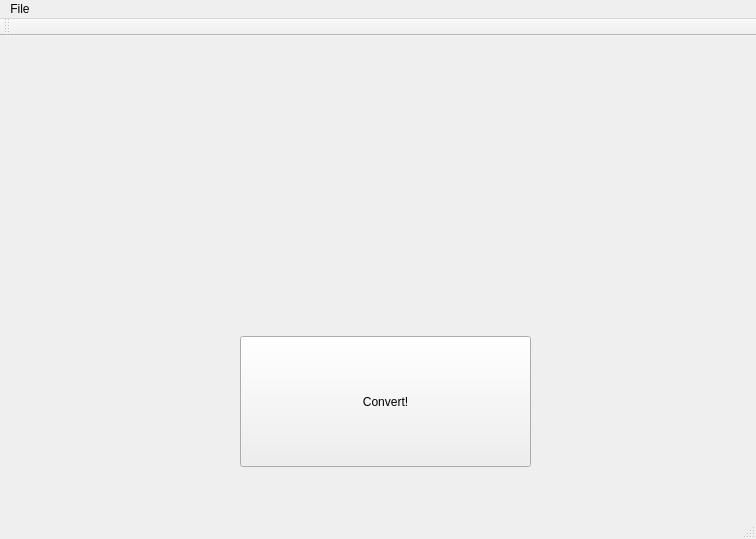
Above: mainmenu.ui from CountMurphy/Jerry-Rig before the change. Below: the same form after it.
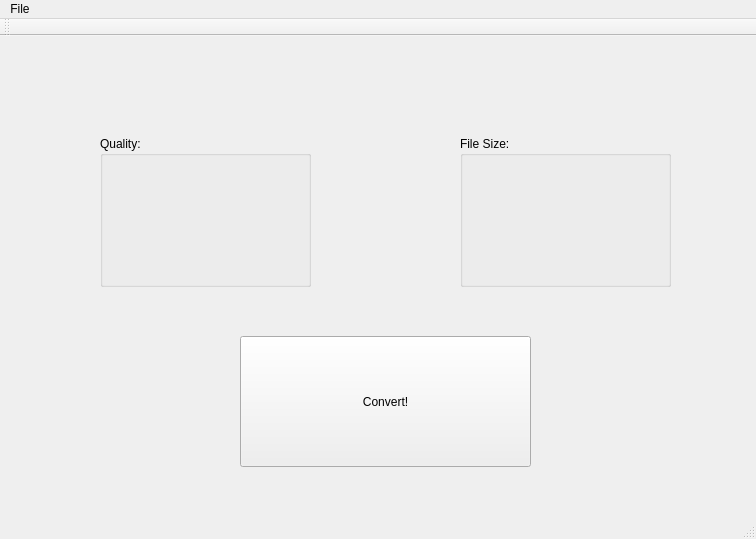
That is the form after the change. Icons and pictures are not drawn.

Commit message: added main menu stuff

Patch:
```diff
--- a/mainmenu.ui
+++ b/mainmenu.ui
@@ -41,6 +41,32 @@
      </size>
     </property>
    </widget>
+   <widget class="QGroupBox" name="groupBox">
+    <property name="geometry">
+     <rect>
+      <x>100</x>
+      <y>100</y>
+      <width>211</width>
+      <height>151</height>
+     </rect>
+    </property>
+    <property name="title">
+     <string>Quality:</string>
+    </property>
+   </widget>
+   <widget class="QGroupBox" name="groupBox_2">
+    <property name="geometry">
+     <rect>
+      <x>460</x>
+      <y>100</y>
+      <width>211</width>
+      <height>151</height>
+     </rect>
+    </property>
+    <property name="title">
+     <string>File Size:</string>
+    </property>
+   </widget>
   </widget>
   <widget class="QMenuBar" name="menuBar">
    <property name="geometry">
```
Left out of the diff: 8 changed lines with no effect on the pictures.
